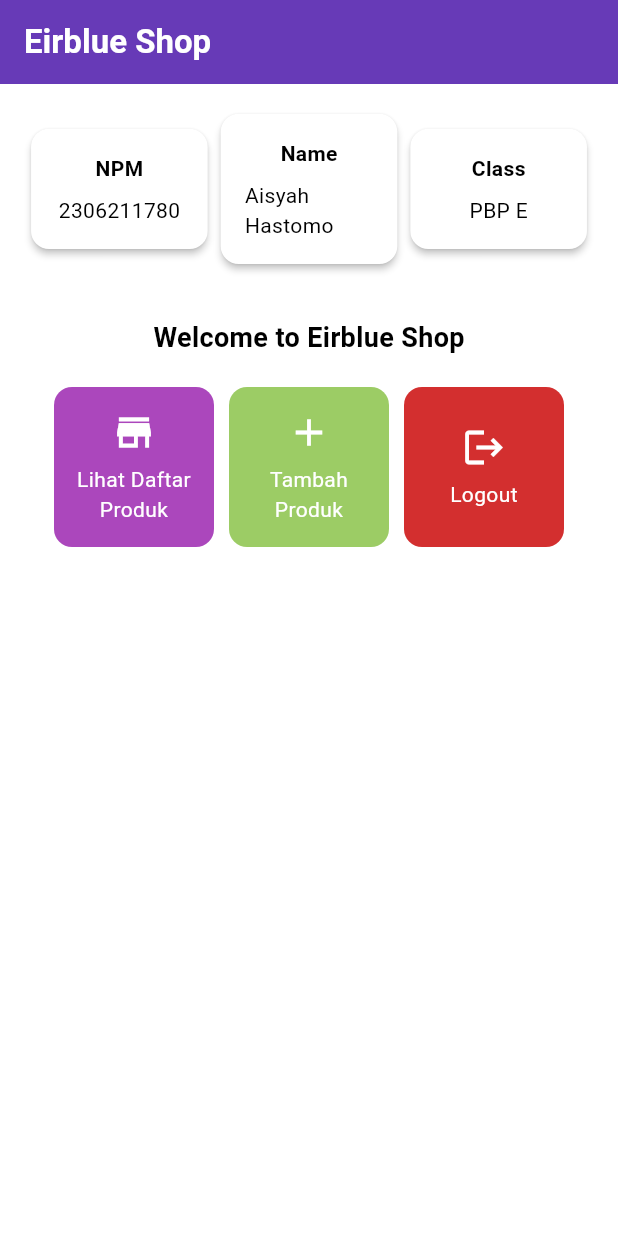
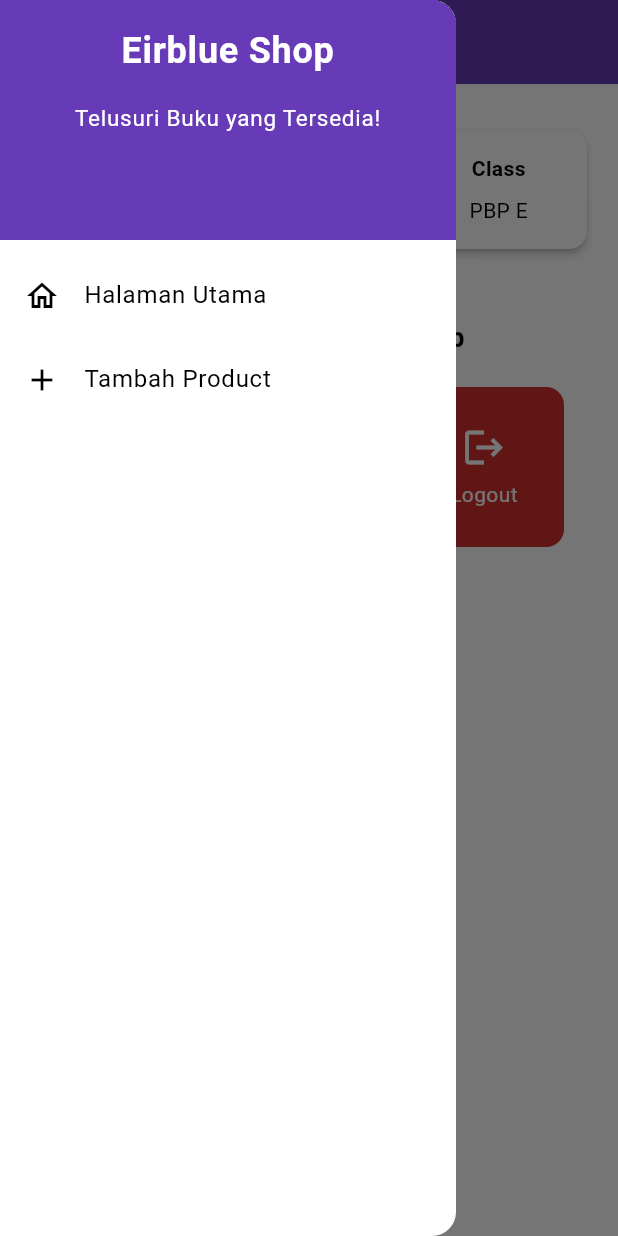
Before and after one commit to AiH000/eirblue-shop-mobile, a Flutter app: the screen it shows after launch, with the side drawer open (before the commit the screen has no drawer), on a phone screen of 412 x 824 dp. Run offline on Flutter 3.47's test engine with Material 3 defaults, Android fonts, the light colour scheme and no system bars.

Commit message:
tugas 8 selesai

```diff
--- a/lib/main.dart
+++ b/lib/main.dart
@@ -1,5 +1,5 @@
 import 'package:flutter/material.dart';
-import 'package:eirblue_shop/menu.dart';
+import 'package:eirblue_shop/screens/menu.dart';
 
 void main() {
   runApp(const MyApp());
--- a/lib/menu.dart
+++ b/lib/screens/menu.dart
@@ -1,4 +1,6 @@
 import 'package:flutter/material.dart';
+import 'package:eirblue_shop/widgets/left_drawer.dart';
+import 'package:eirblue_shop/widgets/product_card.dart';
 
 class MyHomePage extends StatelessWidget {
   final String npm = '2306211780'; // NPM
@@ -28,6 +30,7 @@
         // Warna latar belakang AppBar diambil dari skema warna tema aplikasi.
         backgroundColor: Theme.of(context).colorScheme.primary,
       ),
+      drawer: const LeftDrawer(),
       // Body halaman dengan padding di sekelilingnya.
       body: Padding(
         padding: const EdgeInsets.all(16.0),
@@ -123,65 +126,3 @@
     );
   }
 }
-
-class ItemHomepage {
-  final String name;
-  final IconData icon;
-  final Color color;
-
-  ItemHomepage(this.name, this.icon, this.color);
-}
-
-class ItemCard extends StatelessWidget {
-  // Menampilkan kartu dengan ikon dan nama.
-
-  final ItemHomepage item;
-
-  const ItemCard(this.item, {super.key});
-
-  @override
-  Widget build(BuildContext context) {
-    return Material(
-      // Menentukan warna latar belakang dari tema aplikasi.
-      color: item.color,
-      // Membuat sudut kartu melengkung.
-      borderRadius: BorderRadius.circular(12),
-
-      child: InkWell(
-        // Aksi ketika kartu ditekan.
-        onTap: () {
-          // Menampilkan pesan SnackBar saat kartu ditekan.
-          ScaffoldMessenger.of(context)
-            ..hideCurrentSnackBar()
-            ..showSnackBar(
-              SnackBar(content: Text("Kamu telah menekan tombol ${item.name}!"))
-            );
-        },
-        // Container untuk menyimpan Icon dan Text
-        child: Container(
-          padding: const EdgeInsets.all(8),
-          child: Center(
-            child: Column(
-              // Menyusun ikon dan teks di tengah kartu.
-              mainAxisAlignment: MainAxisAlignment.center,
-              children: [
-                Icon(
-                  item.icon,
-                  color: Colors.white,
-                  size: 30.0,
-                ),
-                const Padding(padding: EdgeInsets.all(3)),
-                Text(
-                  item.name,
-                  textAlign: TextAlign.center,
-                  style: const TextStyle(color: Colors.white),
-                ),
-              ],
-            ),
-          ),
-        ),
-      ),
-    );
-  }
-
-}
--- /dev/null
+++ b/lib/widgets/left_drawer.dart
@@ -0,0 +1,68 @@
+import 'package:flutter/material.dart';
+import 'package:eirblue_shop/screens/menu.dart';
+import 'package:eirblue_shop/screens/productentry_form.dart';
+
+class LeftDrawer extends StatelessWidget {
+  const LeftDrawer({super.key});
+
+  @override
+  Widget build(BuildContext context) {
+    return Drawer(
+      child: ListView(
+        children: [
+          DrawerHeader(
+            decoration: BoxDecoration(
+            color: Theme.of(context).colorScheme.primary,
+          ),
+          child: const Column(
+            children: [
+              Text(
+                'Eirblue Shop',
+                textAlign: TextAlign.center,
+                style: TextStyle(
+                  fontSize: 24,
+                  fontWeight: FontWeight.bold,
+                  color: Colors.white,
+                ),
+              ),
+              Padding(padding: EdgeInsets.all(8)),
+              Text(
+                "Telusuri Buku yang Tersedia!",
+                textAlign: TextAlign.center,
+                  style: TextStyle(
+                    fontSize: 15,
+                    color: Colors.white,
+                  ),
+              ),
+            ],
+          ),
+          ),
+            ListTile(
+            leading: const Icon(Icons.home_outlined),
+            title: const Text('Halaman Utama'),
+            // Bagian redirection ke MyHomePage
+            onTap: () {
+              Navigator.pushReplacement(
+                  context,
+                  MaterialPageRoute(
+                    builder: (context) => MyHomePage(),
+                  ));
+            },
+          ),
+          ListTile(
+            leading: const Icon(Icons.add),
+            title: const Text('Tambah Product'),
+            // Bagian redirection ke ProductEntryFormPage
+            onTap: () {
+              Navigator.pushReplacement(
+                context,
+                MaterialPageRoute(
+                  builder: (context) => ProductEntryFormPage(),
+                ));
+            },
+          ),
+        ],
+      ),
+    );
+  }
+}
--- /dev/null
+++ b/lib/widgets/product_card.dart
@@ -0,0 +1,70 @@
+import 'package:flutter/material.dart';
+import 'package:eirblue_shop/screens/productentry_form.dart';
+
+class ItemHomepage {
+  final String name;
+  final IconData icon;
+  final Color color;
+
+  ItemHomepage(this.name, this.icon, this.color);
+}
+
+class ItemCard extends StatelessWidget {
+  // Menampilkan kartu dengan ikon dan nama.
+
+  final ItemHomepage item;
+
+  const ItemCard(this.item, {super.key});
+
+  @override
+  Widget build(BuildContext context) {
+    return Material(
+      // Menentukan warna latar belakang dari tema aplikasi.
+      color: item.color,
+      // Membuat sudut kartu melengkung.
+      borderRadius: BorderRadius.circular(12),
+
+      child: InkWell(
+        // Aksi ketika kartu ditekan.
+        onTap: () {
+          // Menampilkan pesan SnackBar saat kartu ditekan.
+          ScaffoldMessenger.of(context)
+            ..hideCurrentSnackBar()
+            ..showSnackBar(
+              SnackBar(content: Text("Kamu telah menekan tombol ${item.name}!"))
+            );
+
+          // Navigate ke route yang sesuai (tergantung jenis tombol)
+          if (item.name == "Tambah Produk") {
+            Navigator.push(context,
+            MaterialPageRoute(builder: (context) => const ProductEntryFormPage()));
+          }
+        },
+        // Container untuk menyimpan Icon dan Text
+        child: Container(
+          padding: const EdgeInsets.all(8),
+          child: Center(
+            child: Column(
+              // Menyusun ikon dan teks di tengah kartu.
+              mainAxisAlignment: MainAxisAlignment.center,
+              children: [
+                Icon(
+                  item.icon,
+                  color: Colors.white,
+                  size: 30.0,
+                ),
+                const Padding(padding: EdgeInsets.all(3)),
+                Text(
+                  item.name,
+                  textAlign: TextAlign.center,
+                  style: const TextStyle(color: Colors.white),
+                ),
+              ],
+            ),
+          ),
+        ),
+      ),
+    );
+  }
+
+}
```
Also changed, not shown: lib/screens/productentry_form.dart (added, +210 -0 lines), 1 other file.
